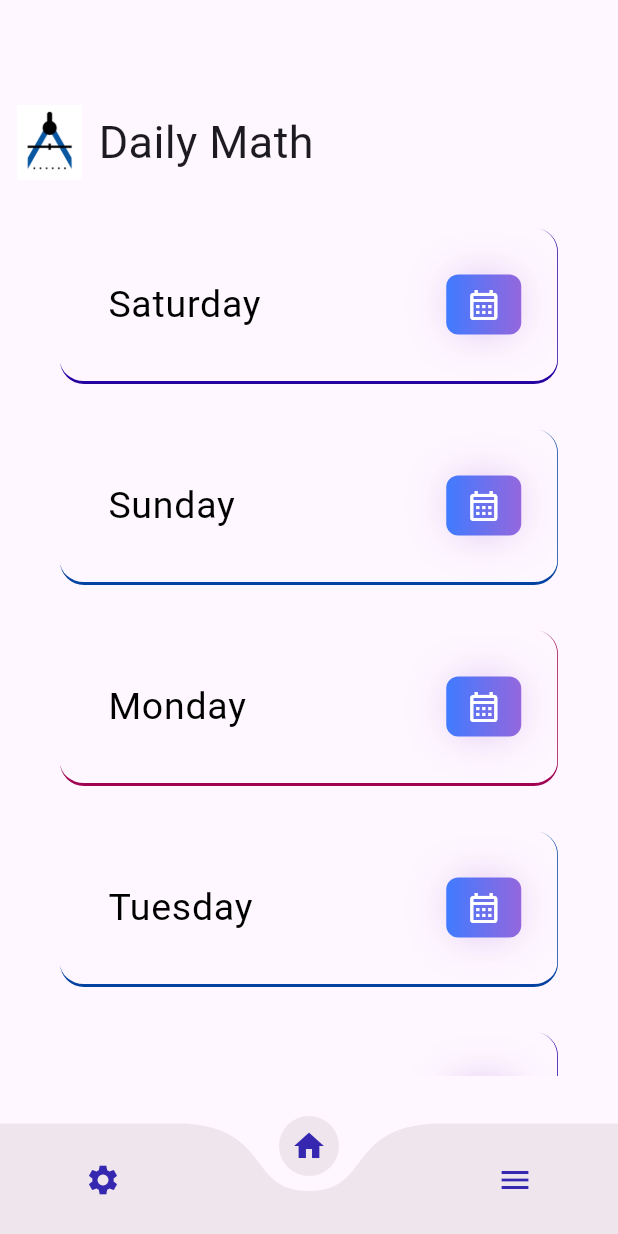
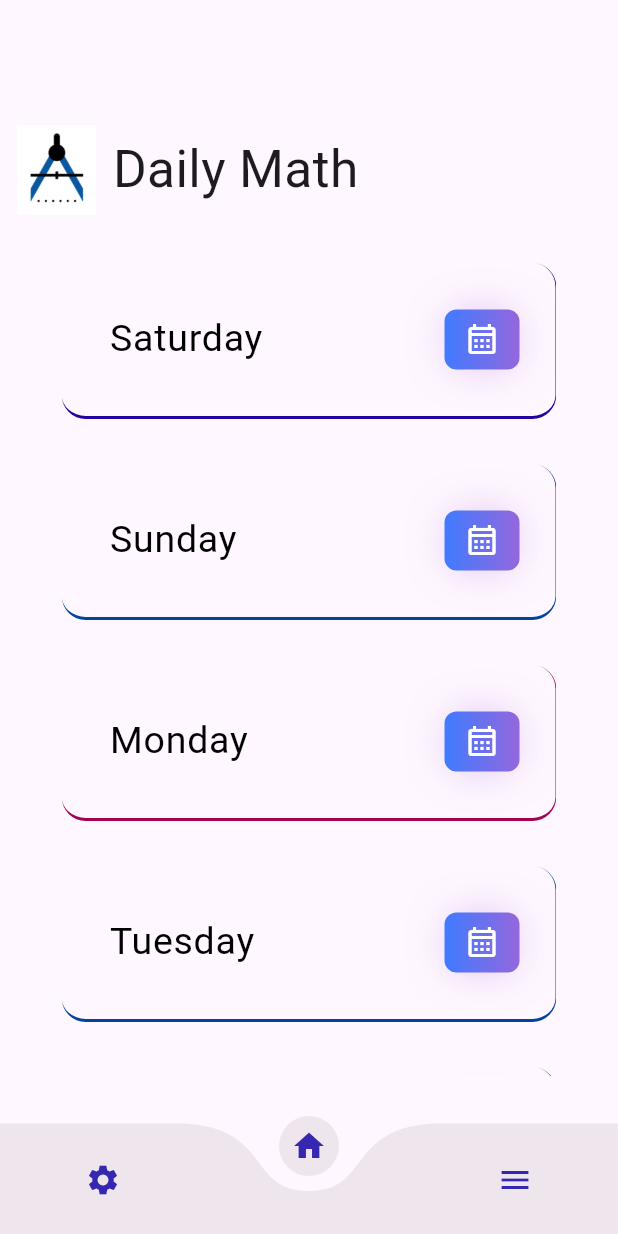
Before and after one commit to Abdallahmusa310/dailymath, a Flutter app: the screen it shows after launch, on a phone screen of 412 x 824 dp. Run offline on Flutter 3.47's test engine with Material 3 defaults, Android fonts, the phone set to English and light mode, and no system bars; drawn by our look-alikes of curved_navigation_bar; our stand-ins replace animated_splash_screen, bloc, flutter_bloc, flutter_screenutil, flutter_slidable, font_awesome_flutter and 3 more; accounts and stored records are empty.

Commit message:
make homse screen responsive

```diff
--- a/lib/main.dart
+++ b/lib/main.dart
@@ -8,6 +8,7 @@ import 'package:dialymath/screens/splash_screen/splash_screen.dart';
 import 'package:flutter/material.dart';
 import 'package:flutter_bloc/flutter_bloc.dart';
 import 'package:flutter_localizations/flutter_localizations.dart';
+import 'package:flutter_screenutil/flutter_screenutil.dart';
 import 'package:hive_flutter/adapters.dart';
 
 void main() async {
@@ -23,7 +24,11 @@ class Dialymath extends StatelessWidget {
   const Dialymath({super.key});
   @override
   Widget build(BuildContext context) {
-    return MultiBlocProvider(
+    return ScreenUtilInit(
+      designSize: const Size(360, 690),
+      minTextAdapt: true,
+      splitScreenMode: true,
+      child: MultiBlocProvider(
         providers: [
           BlocProvider(
             create: (context) => GroupCubit(),
@@ -47,6 +52,7 @@ class Dialymath extends StatelessWidget {
           },
           initialRoute: 'SplashScreen',
         ),
+      ),
     );
   }
 }
--- a/lib/screens/groups_screen/widgets/group_card.dart
+++ b/lib/screens/groups_screen/widgets/group_card.dart
@@ -64,7 +64,7 @@ class GroupCard extends StatelessWidget {
                 context: context,
                 builder: (context) {
                   return Studentscreen.studentscreen(
-                    dayname: "",
+                    groupname: 'Group:${group.groupname!}',
                     day: day,
                     groupId: group.id!,
                   );
@@ -105,7 +105,7 @@ class GroupCard extends StatelessWidget {
                             context: context,
                             builder: (context) {
                               return Studentscreen.studentscreen(
-                                dayname: "",
+                                groupname: 'Group:${group.groupname!}',
                                 day: day,
                                 groupId: group.id ?? 0,
                               );
--- a/lib/screens/home_screen/home_screen.dart
+++ b/lib/screens/home_screen/home_screen.dart
@@ -1,5 +1,6 @@
 import 'package:dialymath/screens/home_screen/widgets/listofgroups.dart';
 import 'package:flutter/material.dart';
+import 'package:flutter_screenutil/flutter_screenutil.dart';
 
 class HomeScreen extends StatelessWidget {
   const HomeScreen({super.key});
@@ -8,19 +9,19 @@ class HomeScreen extends StatelessWidget {
   Widget build(BuildContext context) {
     return Scaffold(
         body: Padding(
-      padding: const EdgeInsets.only(top: 70, left: 8, right: 8),
+      padding: EdgeInsets.only(top: 70.h, left: 8.w, right: 8.w),
       child: Column(
         children: [
           Row(
             children: [
               Image.asset(
                 'assets/p1.png',
-                width: 50,
-                height: 50,
+                width: 50.w,
+                height: 50.h,
               ),
-              const Text(
+              Text(
                 ' Daily Math',
-                style: TextStyle(fontSize: 30),
+                style: TextStyle(fontSize: 30.sp),
               ),
             ],
           ),
@@ -30,32 +31,3 @@ class HomeScreen extends StatelessWidget {
     ));
   }
 }
-
-
-
-// Column(
-//           children: [
-//             Row(children:
-//              [
-//              Image.asset('assets/p1.png',width:50,height:50,),
-//              const Text(' Daily Math',style: TextStyle(fontSize: 30),),
-//              ],
-//              ),
-
-//           ],
-//         ),
-
-
-// ody:  Padding(
-//         padding:EdgeInsets.only(
-//         top: 60,
-//         right: 14,
-//         left: 14
-//         ),
-//         child: Column(
-//           children: [
-//           CoustmAppbar(),
-//           Expanded(child:Listofdays()),
-//           ],
-//         ),
-//       ),
--- a/lib/screens/students_screen/widgets/student_form.dart
+++ b/lib/screens/students_screen/widgets/student_form.dart
@@ -40,7 +40,6 @@ class _StudentFormState extends State<StudentForm> {
                     ),
                     CoustmTextfield(
                         hinttext: 'Student name',
-                        // TODO: Store user input
                         onsave: (value) {
                           name = value;
                         }),
@@ -49,7 +48,6 @@ class _StudentFormState extends State<StudentForm> {
                     ),
                     CoustmTextfield(
                       hinttext: 'phone',
-                      // TODO: Store user input
                       onsave: (value) {
                         phone = value;
                       },
--- a/pubspec.yaml
+++ b/pubspec.yaml
@@ -49,6 +49,7 @@ dependencies:
   hive_generator: ^2.0.1
   flutter_slidable: ^3.1.2
   flutter_launcher_icons: ^0.13.1
+  flutter_screenutil: ^5.9.3
 
 
 
```
Also changed, not shown: lib/screens/students_screen/student_screen.dart (+18 -3 lines), lib/screens/students_screen/widgets/student_card.dart (+1 -18 lines), lib/screens/students_screen/widgets/students_list.dart (+0 -17 lines), pubspec.lock. Lines whose indentation alone changed are shown as unchanged.
